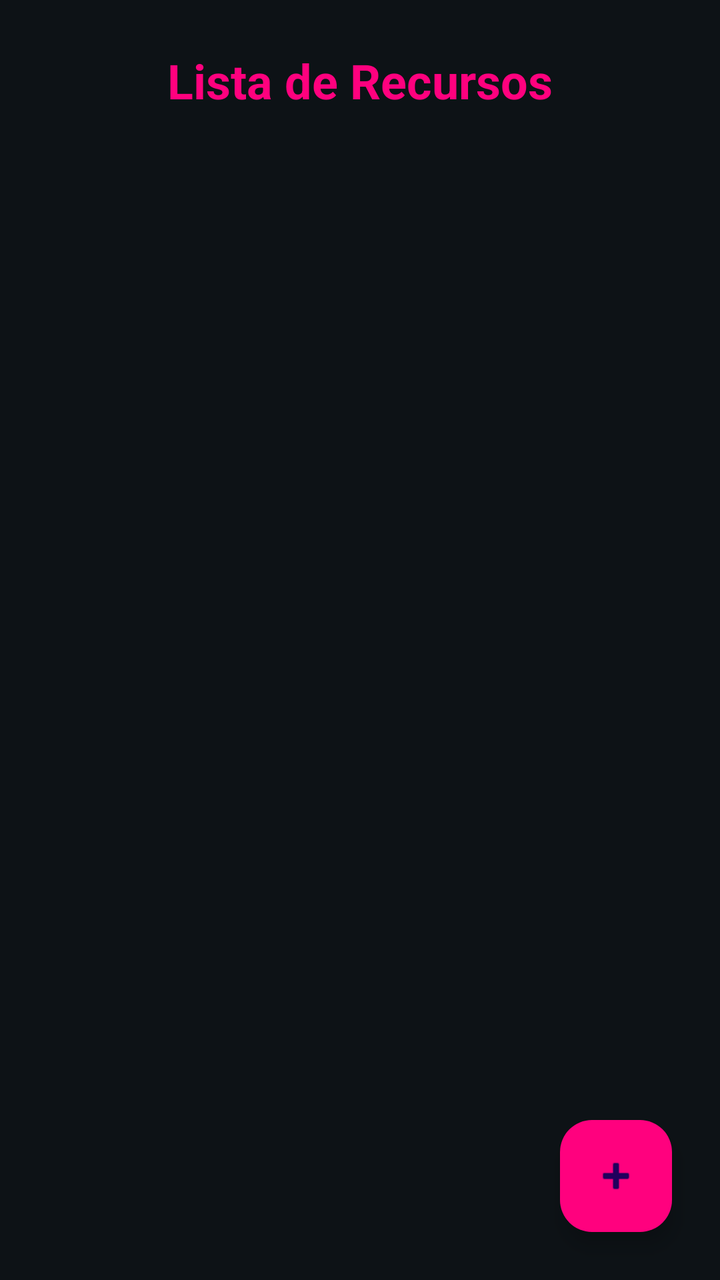
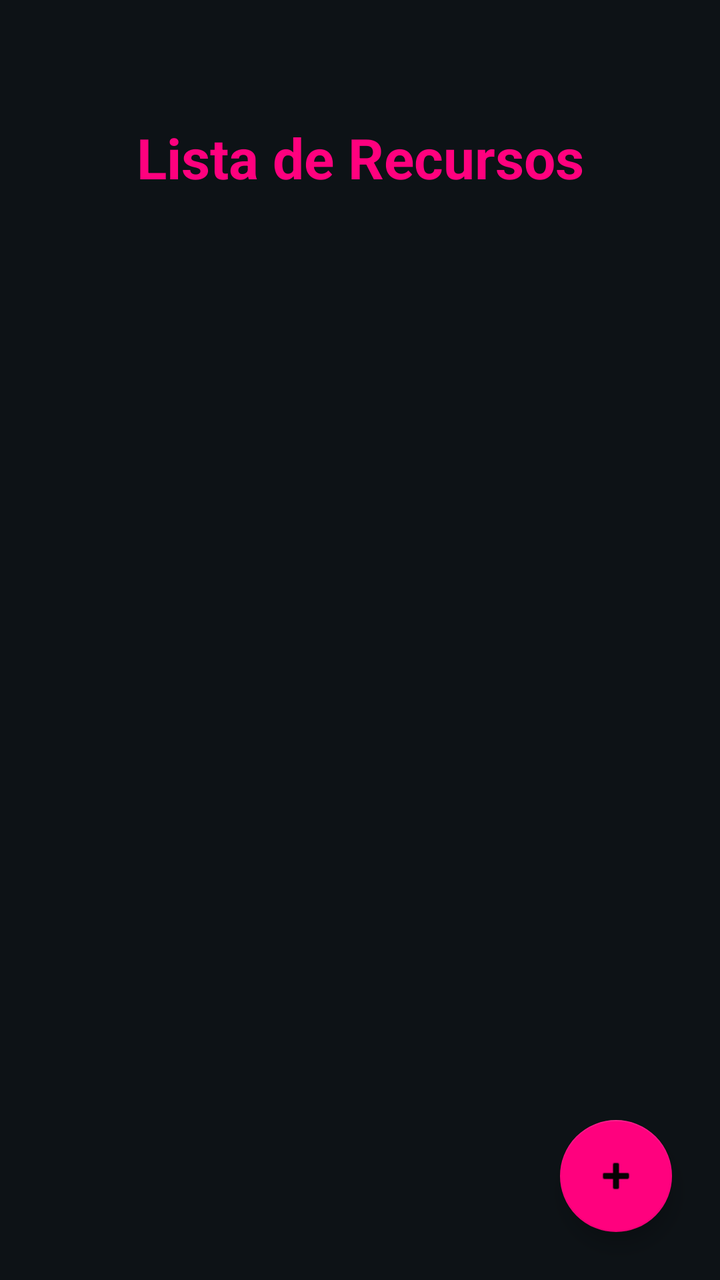

The first picture is an Android layout as it rendered before a commit; the second is the same layout after the commit. The layout source and the unified diff follow.
<!-- AndroidManifest.xml: application theme Theme.Athenea -->
<!-- res/layout/activity_recursos.xml -->
<?xml version="1.0" encoding="utf-8"?>
<LinearLayout xmlns:android="http://schemas.android.com/apk/res/android"
    android:layout_width="match_parent"
    android:layout_height="match_parent"
    android:background="@color/dark_bg"
    android:orientation="vertical"
    android:padding="8dp">

    <TextView
        android:layout_width="match_parent"
        android:layout_height="wrap_content"
        android:text="@string/title_recursos"
        android:textColor="@color/pink_primary"
        android:textSize="24sp"
        android:textStyle="bold"
        android:padding="16dp"
        android:gravity="center" />

    <androidx.recyclerview.widget.RecyclerView
        android:id="@+id/rvRecursos"
        android:layout_width="match_parent"
        android:layout_height="0dp"
        android:layout_weight="1" />

    <com.google.android.material.floatingactionbutton.FloatingActionButton
        android:id="@+id/fabAdd"
        android:layout_width="wrap_content"
        android:layout_height="wrap_content"
        android:layout_gravity="end|bottom"
        android:layout_margin="16dp"
        android:contentDescription="@string/btn_add"
        android:src="@android:drawable/ic_input_add"
        android:backgroundTint="@color/pink_primary" />
</LinearLayout>
<!-- resources referenced by this layout -->
<resources>
  <color name="dark_bg">#0D1216</color>
  <color name="pink_primary">#FF017E</color>
  <string name="btn_add">Agregar Recurso</string>
  <string name="title_recursos">Lista de Recursos</string>
  <style name="Theme.Athenea" parent="Base.Theme.Athenea" />
  <style name="Base.Theme.Athenea" parent="Theme.Material3.DayNight.NoActionBar">
          
          
      </style>
</resources>

<!-- the commit's change to res/layout/activity_recursos.xml (unified diff, before → after) -->
@@ -1,34 +1,40 @@
 <?xml version="1.0" encoding="utf-8"?>
 <LinearLayout xmlns:android="http://schemas.android.com/apk/res/android"
+    xmlns:app="http://schemas.android.com/apk/res-auto"
     android:layout_width="match_parent"
     android:layout_height="match_parent"
     android:background="@color/dark_bg"
-    android:orientation="vertical"
-    android:padding="8dp">
+    android:orientation="vertical">
 
     <TextView
+        android:id="@+id/tvTitleRecursos"
         android:layout_width="match_parent"
         android:layout_height="wrap_content"
-        android:text="@string/title_recursos"
+        android:text="@string/title_lista_recursos"
         android:textColor="@color/pink_primary"
-        android:textSize="24sp"
+        android:textSize="28sp"
         android:textStyle="bold"
-        android:padding="16dp"
-        android:gravity="center" />
+        android:gravity="center"
+        android:paddingTop="60dp"
+        android:paddingBottom="20dp" />
 
     <androidx.recyclerview.widget.RecyclerView
         android:id="@+id/rvRecursos"
         android:layout_width="match_parent"
         android:layout_height="0dp"
-        android:layout_weight="1" />
+        android:layout_weight="1"
+        android:paddingHorizontal="12dp"
+        android:clipToPadding="false" />
 
     <com.google.android.material.floatingactionbutton.FloatingActionButton
         android:id="@+id/fabAdd"
         android:layout_width="wrap_content"
         android:layout_height="wrap_content"
         android:layout_gravity="end|bottom"
-        android:layout_margin="16dp"
-        android:contentDescription="@string/btn_add"
+        android:layout_margin="24dp"
         android:src="@android:drawable/ic_input_add"
-        android:backgroundTint="@color/pink_primary" />
+        app:backgroundTint="@color/pink_primary"
+        app:tint="@color/black_deep"
+        android:contentDescription="@string/desc_fab_add" />
+
 </LinearLayout>
<!-- resource entries referenced after the edit -->
@@ -1,13 +1,16 @@
 <!-- resources referenced by this layout -->
 <resources>
+  <color name="black_deep">#070103</color>
   <color name="dark_bg">#0D1216</color>
   <color name="pink_primary">#FF017E</color>
-  <string name="btn_add">Agregar Recurso</string>
-  <string name="title_recursos">Lista de Recursos</string>
-  <style name="Theme.Athenea" parent="Base.Theme.Athenea" />
-  <style name="Base.Theme.Athenea" parent="Theme.Material3.DayNight.NoActionBar">
-          
-          
+  <string name="desc_fab_add">Agregar nuevo recurso</string>
+  <string name="title_lista_recursos">Lista de Recursos</string>
+  <style name="Theme.Athenea" parent="Theme.MaterialComponents.DayNight.NoActionBar">
+          <item name="colorPrimary">@color/pink_primary</item>
+          <item name="colorPrimaryVariant">@color/pink_accent</item>
+          <item name="colorOnPrimary">@color/black_deep</item>
+          <item name="android:statusBarColor">@color/dark_bg</item>
       </style>
+  <color name="pink_accent">#E19CBB</color>
 </resources>
 
